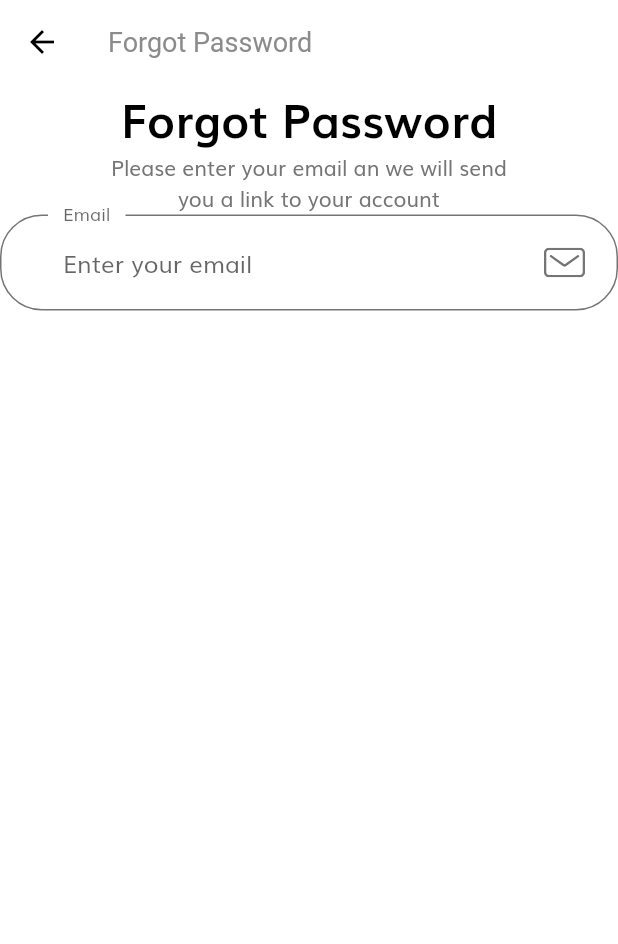
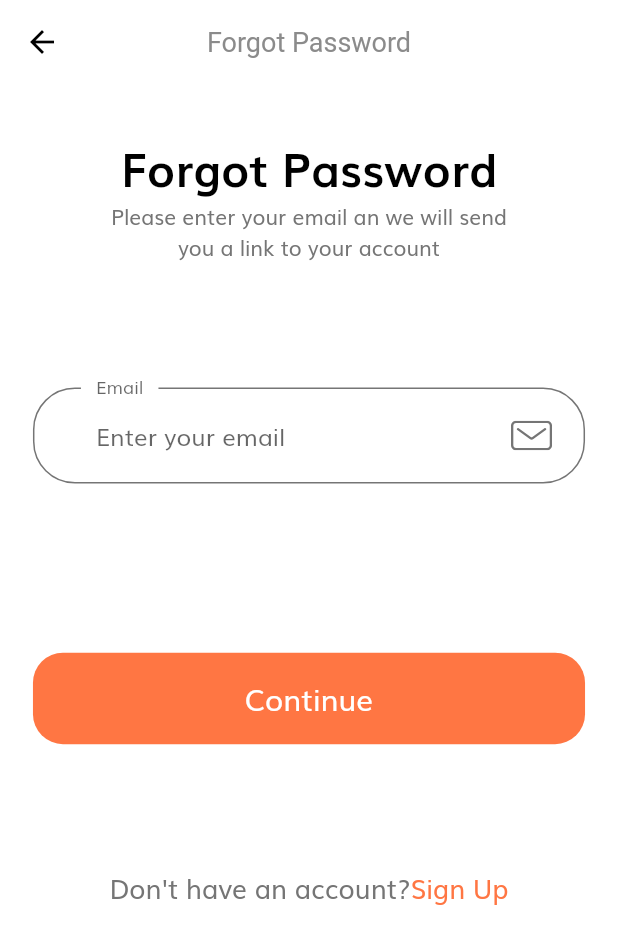
Before and after one commit to Yimi81/Ecommerce, a Flutter app: the ForgotPasswordScreen screen opened by its route, on a phone screen of 412 x 824 dp. Shown: the top 944 px of the screen. Run offline on Flutter 3.47's test engine with Material 2 defaults, Android fonts, the phone set to English and light mode, and no system bars; our stand-ins replace flutter_svg.

Commit message:
第二次提交

```diff
--- a/lib/screens/forgot_password/components/body.dart
+++ b/lib/screens/forgot_password/components/body.dart
@@ -4,20 +4,33 @@
  * @Author: Yimi81
  * @Date: 2020-09-30 16:17:41
  * @LastEditors: Yimi81
- * @LastEditTime: 2020-09-30 17:44:24
+ * @LastEditTime: 2020-10-08 10:24:45
  */
 import 'package:ecommerce/common/constants.dart';
 import 'package:ecommerce/common/size_config.dart';
 import 'package:ecommerce/components/custom_suffixIcon.dart';
 import 'package:flutter/material.dart';
 
+import '../../../common/size_config.dart';
+import '../../../common/size_config.dart';
+import '../../../common/size_config.dart';
+import '../../../components/default_button.dart';
+import '../../../components/form_error.dart';
+
 class Body extends StatelessWidget {
   @override
   Widget build(BuildContext context) {
     return SizedBox(
       width: double.infinity,
+      child: SingleChildScrollView(
+        child: Padding(
+          padding:
+              EdgeInsets.symmetric(horizontal: getProportionateScreenWidth(20)),
           child: Column(
             children: [
+              SizedBox(
+                height: SizeConfig.screenHeight * 0.04,
+              ),
               Text(
                 'Forgot Password',
                 style: TextStyle(
@@ -29,8 +42,13 @@ class Body extends StatelessWidget {
                 'Please enter your email an we will send \nyou a link to your account',
                 textAlign: TextAlign.center,
               ),
+              SizedBox(
+                height: SizeConfig.screenHeight * 0.1,
+              ),
               ForgotPassForm()
             ],
+          ),
+        ),
       ),
     );
   }
@@ -42,11 +60,13 @@ class ForgotPassForm extends StatefulWidget {
 }
 
 class _ForgotPassFormState extends State<ForgotPassForm> {
+  final _formKey = GlobalKey<FormState>();
   final List<String> errors = [];
   String email;
   @override
   Widget build(BuildContext context) {
     return Form(
+      key: _formKey,
       child: Column(
         children: [
           TextFormField(
@@ -93,6 +113,39 @@ class _ForgotPassFormState extends State<ForgotPassForm> {
                   gapPadding: 10,
                 ),
                 suffixIcon: CustomSuffixIcon(svgIcon: "assets/icons/Mail.svg")),
+          ),
+          SizedBox(
+            height: getProportionateScreenHeight(30),
+          ),
+          FormError(errors: errors),
+          SizedBox(
+            height: SizeConfig.screenHeight * 0.1,
+          ),
+          DefaultButton(
+            text: 'Continue',
+            press: () {
+              if (_formKey.currentState.validate()) {
+                print("Do what you want to do");
+              }
+            },
+          ),
+          SizedBox(
+            height: SizeConfig.screenHeight * 0.1,
+          ),
+          Row(
+            mainAxisAlignment: MainAxisAlignment.center,
+            children: [
+              Text(
+                "Don't have an account?",
+                style: TextStyle(fontSize: getProportionateScreenWidth(16)),
+              ),
+              Text(
+                "Sign Up",
+                style: TextStyle(
+                    fontSize: getProportionateScreenWidth(16),
+                    color: kPrimaryColor),
+              )
+            ],
           )
         ],
       ),
--- a/lib/screens/forgot_password/forgot_password_screen.dart
+++ b/lib/screens/forgot_password/forgot_password_screen.dart
@@ -4,7 +4,7 @@
  * @Author: Yimi81
  * @Date: 2020-09-30 15:59:52
  * @LastEditors: Yimi81
- * @LastEditTime: 2020-09-30 16:19:22
+ * @LastEditTime: 2020-10-08 10:09:55
  */
 import 'package:ecommerce/screens/forgot_password/components/body.dart';
 import 'package:flutter/material.dart';
@@ -15,6 +15,7 @@ class ForgotPasswordScreen extends StatelessWidget {
     return Scaffold(
       appBar: AppBar(
         title: Text('Forgot Password'),
+        centerTitle: true,
       ),
       body: Body(),
     );
```
Also changed, not shown: pubspec.lock. Lines whose indentation alone changed are shown as unchanged.
